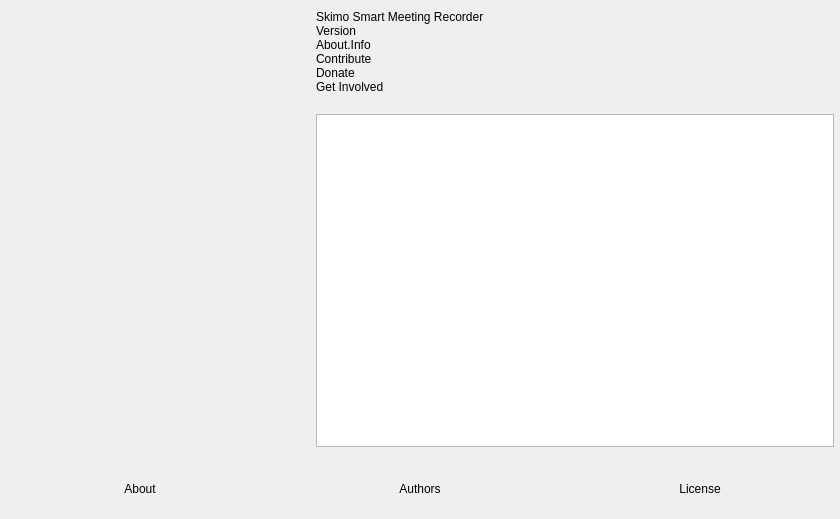
skimotv/SkimoMeetingRecorder, file UI/forms/OBSAbout.ui: the form before one commit.
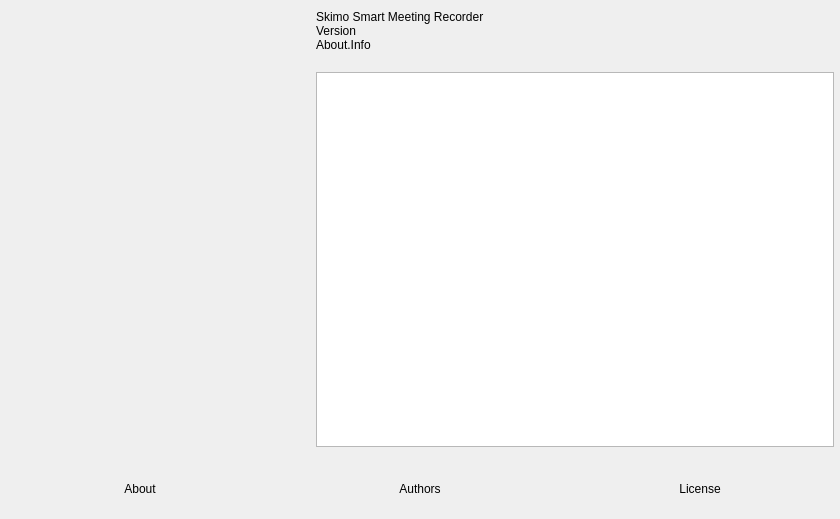
The form after the commit. Icons and pictures are not drawn. Custom widgets are drawn as their Qt base class.

Patch:
```diff
--- a/UI/forms/OBSAbout.ui
+++ b/UI/forms/OBSAbout.ui
@@ -97,30 +97,6 @@
          </property>
         </widget>
        </item>
-       <item>
-        <widget class="QLabel" name="contribute">
-         <property name="text">
-          <string notr="true">Contribute</string>
-         </property>
-         <property name="wordWrap">
-          <bool>true</bool>
-         </property>
-        </widget>
-       </item>
-       <item>
-        <widget class="QLabel" name="donate">
-         <property name="text">
-          <string notr="true">Donate</string>
-         </property>
-        </widget>
-       </item>
-       <item>
-        <widget class="QLabel" name="getInvolved">
-         <property name="text">
-          <string notr="true">Get Involved</string>
-         </property>
-        </widget>
-       </item>
        <item>
         <spacer name="verticalSpacer">
          <property name="orientation">
```
